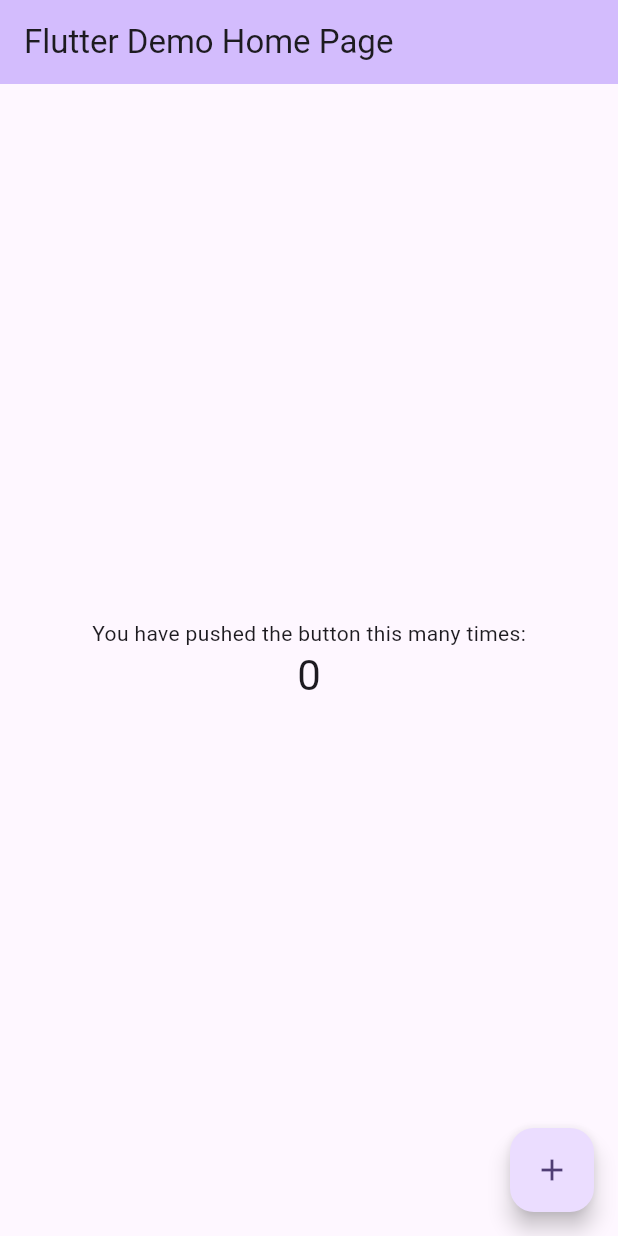
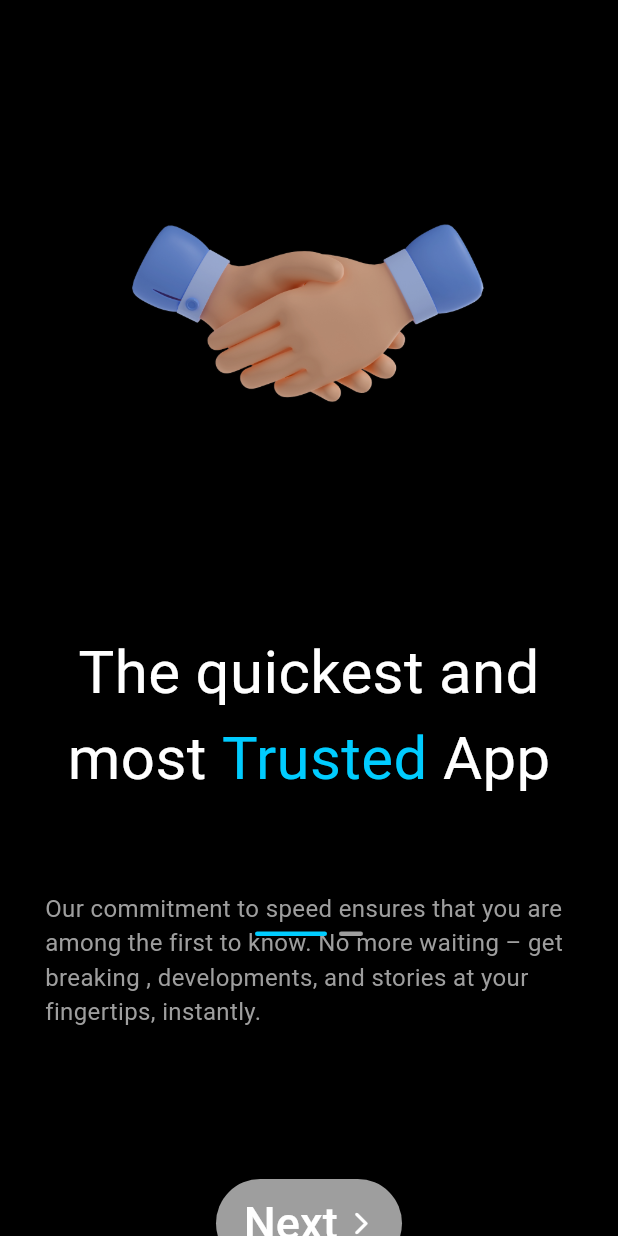
Before and after one commit to zenghost1/NewsViews, a Flutter app: the screen it shows after launch, on a phone screen of 412 x 824 dp. Run offline on Flutter 3.47's test engine with Material 2 defaults, Android fonts, the phone set to English and light mode, and no system bars; drawn by our look-alikes of smooth_page_indicator.

Commit message:
walk1screen done by aatish

```diff
--- a/lib/main.dart
+++ b/lib/main.dart
@@ -1,4 +1,5 @@
 import 'package:flutter/material.dart';
+import 'package:newsviews/screens/walkthroughscreen.dart';
 
 void main() {
   runApp(const MyApp());
@@ -16,59 +17,7 @@ class MyApp extends StatelessWidget {
         colorScheme: ColorScheme.fromSeed(seedColor: Colors.deepPurple),
         useMaterial3: true,
       ),
-      home: const MyHomePage(title: 'Flutter Demo Home Page'),
+      home: WalkthroughScreen(),
     );
   }
 }
-
-class MyHomePage extends StatefulWidget {
-  const MyHomePage({super.key, required this.title});
-  final String title;
-
-  @override
-  State<MyHomePage> createState() => _MyHomePageState();
-}
-
-class _MyHomePageState extends State<MyHomePage> {
-  int _counter = 0;
-
-  void _incrementCounter() {
-    setState(() {
-      _counter++;
-    });
-  }
-
-  @override
-  Widget build(BuildContext context) {
-
-    return Scaffold(
-      appBar: AppBar(
-
-        backgroundColor: Theme.of(context).colorScheme.inversePrimary,
-
-        title: Text(widget.title),
-      ),
-      body: Center(
-
-        child: Column(
-
-          mainAxisAlignment: MainAxisAlignment.center,
-          children: <Widget>[
-            const Text(
-              'You have pushed the button this many times:',
-            ),
-            Text(
-              '$_counter',
-              style: Theme.of(context).textTheme.headlineMedium,
-            ),
-          ],
-        ),
-      ),
-      floatingActionButton: FloatingActionButton(
-        onPressed: _incrementCounter,
-        tooltip: 'Increment',
-        child: const Icon(Icons.add),
-      ),
-    );
-  }
-}
--- /dev/null
+++ b/lib/screens/walk1.dart
@@ -0,0 +1,83 @@
+import 'package:flutter/material.dart';
+
+class Walk1Screen extends StatelessWidget {
+  const Walk1Screen({super.key});
+
+  @override
+  Widget build(BuildContext context) {
+    return Scaffold(
+      backgroundColor: Colors.black,
+      body: Column(
+        children: [
+          const SizedBox(height: 100),
+          const Image(
+            image: AssetImage("assets/hand.png"),
+            height: 200,
+            fit: BoxFit.cover,
+          ),
+          const SizedBox(
+            height: 120,
+          ),
+          const Text(
+            'The quickest and',
+            style: TextStyle(fontSize: 40, color: Colors.white),
+          ),
+          const Row(
+            mainAxisAlignment: MainAxisAlignment.center,
+            children: [
+              Text(
+                'most ',
+                style: TextStyle(fontSize: 40, color: Colors.white),
+              ),
+              Text(
+                'Trusted ',
+                style: TextStyle(
+                  fontSize: 40,
+                  color: Color(0xFF00CCFF),
+                ),
+              ),
+              Text(
+                'App',
+                style: TextStyle(fontSize: 40, color: Colors.white),
+              )
+            ],
+          ),
+          const SizedBox(
+            height: 60,
+          ),
+          Padding(
+            padding: EdgeInsetsDirectional.symmetric(horizontal: 30),
+            child: Text(
+              'Our commitment to speed ensures that you are among the first to know. No more waiting – get breaking , developments, and stories at your fingertips, instantly.',
+              style: TextStyle(fontSize: 16, color: Colors.grey),
+            ),
+          ),
+          const SizedBox(
+            height: 100,
+          ),
+          Positioned(
+            bottom: 100,
+            child: TextButton(
+                style: ButtonStyle(
+                    backgroundColor: MaterialStateProperty.all(Colors.grey)),
+                onPressed: () {},
+                child: Container(
+                  width: 100,
+                  child: const Row(
+                    mainAxisAlignment: MainAxisAlignment.spaceEvenly,
+                    children: [
+                      Text('Next',
+                          style: TextStyle(fontSize: 30, color: Colors.white)),
+                      Icon(
+                        Icons.arrow_forward_ios_rounded,
+                        color: Colors.white,
+                      )
+                    ],
+                  ),
+                )),
+          )
+        ],
+      ),
+    );
+  }
+}
--- /dev/null
+++ b/lib/screens/walkthroughscreen.dart
@@ -0,0 +1,49 @@
+import 'package:flutter/material.dart';
+import 'package:newsviews/screens/walk1.dart';
+import 'package:smooth_page_indicator/smooth_page_indicator.dart';
+
+class WalkthroughScreen extends StatefulWidget {
+  const WalkthroughScreen({super.key});
+
+  @override
+  State<WalkthroughScreen> createState() => _WalkthroughScreenState();
+}
+
+class _WalkthroughScreenState extends State<WalkthroughScreen> {
+  final pageController = PageController();
+  @override
+  Widget build(BuildContext context) {
+    return Scaffold(
+      body: Stack(
+        children: [
+          PageView(controller: pageController, children: [
+            Walk1Screen(),
+
+          ]),
+          Positioned(
+            bottom: 200,
+            left: 0,
+            right: 0,
+            child: Align(
+              alignment: Alignment.center,
+              child: SmoothPageIndicator(
+                controller: pageController,
+                count: 2,
+                axisDirection: Axis.horizontal,
+                effect: const ExpandingDotsEffect(
+                  dotColor: Color(0xff9e9e9e),
+                  activeDotColor: Color(0xFF00CCFF),
+                  dotHeight: 3,
+                  dotWidth: 16,
+                  radius: 16,
+                  spacing: 8,
+                  expansionFactor: 3,
+                ),
+              ),
+            ),
+          ),
+        ],
+      ),
+    );
+  }
+}
```
Also changed, not shown: pubspec.yaml (+4 -3 lines), assets/hand.png (added), assets/hand1.png (added), assets/hand2.png (added), lib/screens/walk2.dart (added), lib/screens/walk3.dart (added), pubspec.lock.
